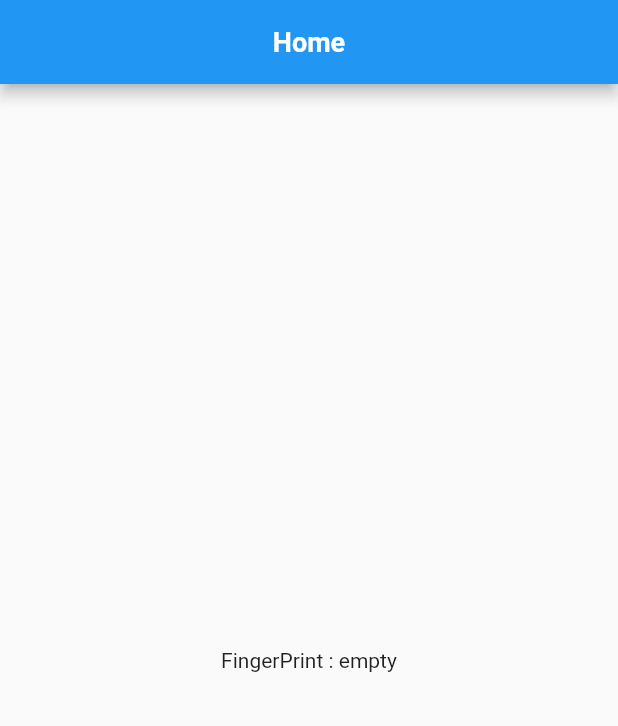
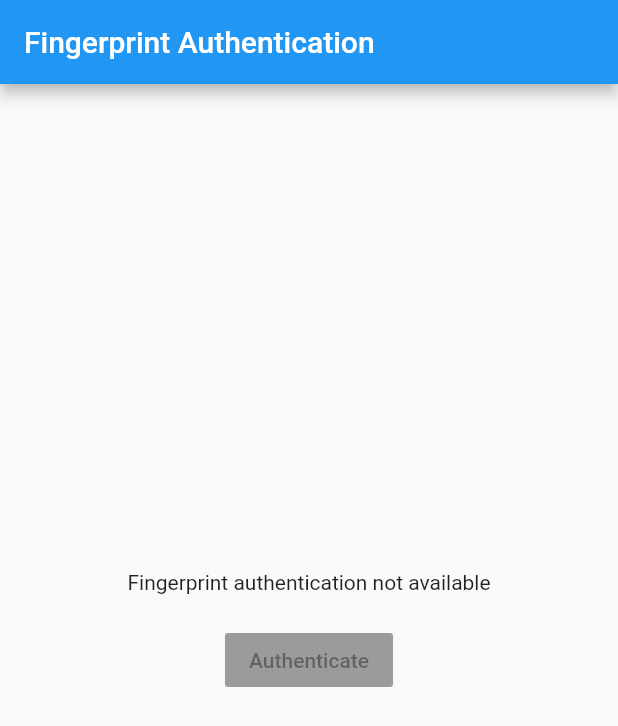
Before and after one commit to waleed750/tab_cash, a Flutter app: the screen it shows after launch, on a phone screen of 412 x 824 dp. Shown: the top 726 px of the screen. Run offline on Flutter 3.47's test engine with Material 2 defaults, Android fonts, the phone set to English and light mode, and no system bars; our stand-ins replace bloc, dio, equatable, flutter_bloc, internet_connection_checker, local_auth.

Commit message:
finger print and themes added

```diff
--- a/tab_cash_orange/lib/config/routes/app_routes.dart
+++ b/tab_cash_orange/lib/config/routes/app_routes.dart
@@ -1,6 +1,7 @@
 import 'package:flutter/material.dart';
 import 'package:flutter_bloc/flutter_bloc.dart';
 import 'package:tab_cash_orange/features/authentication/presentation/cubit/authentication_cubit.dart';
+import 'package:tab_cash_orange/features/authentication/presentation/screens/finger_print_screen.dart';
 import 'package:tab_cash_orange/features/authentication/presentation/screens/home_screen.dart';
 
 import '../../core/utils/app_strings.dart';
@@ -22,7 +23,7 @@ class AppRoutes {
         return MaterialPageRoute(
             builder: (context) => BlocProvider(
               create: (context) => AuthenticationCubit() ,
-              child: const HomeScreen(),
+              child: FingerprintScreen(),
         ));
       default:
         return onUndefinedRoute();
--- /dev/null
+++ b/tab_cash_orange/lib/config/themes/app_themes.dart
@@ -0,0 +1,6 @@
+
+import 'package:flutter/material.dart';
+
+ThemeData appTheme = ThemeData(
+
+);
--- /dev/null
+++ b/tab_cash_orange/lib/features/authentication/presentation/screens/finger_print_screen.dart
@@ -0,0 +1,118 @@
+import 'package:flutter/material.dart';
+import 'package:flutter/services.dart';
+import 'package:local_auth/local_auth.dart';
+
+class FingerprintScreen extends StatefulWidget {
+  @override
+  _FingerprintScreenState createState() => _FingerprintScreenState();
+}
+
+class _FingerprintScreenState extends State<FingerprintScreen> {
+  final LocalAuthentication _localAuthentication = LocalAuthentication();
+  bool _isFingerprintEnabled = false;
+  String _authError = '';
+  var _availableBiometrics;
+
+  Future<void> _checkBiometrics() async {
+    bool canCheckBiometrics;
+    try {
+
+      canCheckBiometrics = await _localAuthentication.canCheckBiometrics;
+
+    } catch (e) {
+
+      setState(() {
+        _authError = 'Error: $e';
+      });
+
+      return;
+    }
+
+    setState(() {
+      _isFingerprintEnabled = canCheckBiometrics;
+    });
+  }
+
+  Future<void> _authenticate() async {
+    bool isAuthenticated = false;
+
+    try {
+      isAuthenticated = await _localAuthentication.authenticate(
+        localizedReason: 'Please authenticate to access your account',
+
+        options: const AuthenticationOptions(
+          stickyAuth: true ,
+          useErrorDialogs: true
+        )
+
+      );
+      print("Loaded");
+    } catch (e) {
+      setState(() {
+        _authError = 'Error: $e';
+        print(_authError);
+      });
+      return;
+    }
+
+    if (isAuthenticated) {
+      // Fingerprint authentication successful
+
+      // }
+     await _getAvailableBiometric();
+    } else {
+      setState(() {
+        _authError = 'Authentication failed';
+      });
+    }
+  }
+
+  Future<void> _getAvailableBiometric() async {
+  List<BiometricType> availableBiometric;
+
+  try{
+
+    availableBiometric = await _localAuthentication.getAvailableBiometrics();
+    setState(() {
+    _availableBiometrics = availableBiometric;
+  });
+
+  } on PlatformException catch (e){
+    print(e);
+  }
+
+}
+  @override
+  void initState() {
+    super.initState();
+    _checkBiometrics();
+  }
+
+  @override
+  Widget build(BuildContext context) {
+    return Scaffold(
+      appBar: AppBar(
+        title: Text('Fingerprint Authentication'),
+      ),
+      body: Center(
+        child: Column(
+          mainAxisAlignment: MainAxisAlignment.center,
+          children: [
+            Text(
+              _isFingerprintEnabled
+                  ? 'Fingerprint authentication enabled'
+                  : 'Fingerprint authentication not available',
+            ),
+            SizedBox(height: 20),
+            RaisedButton(
+              onPressed: _isFingerprintEnabled ? _authenticate : null,
+              child: Text('Authenticate'),
+            ),
+            SizedBox(height: 20),
+            Text(_authError),
+          ],
+        ),
+      ),
+    );
+  }
+}
--- a/tab_cash_orange/pubspec.yaml
+++ b/tab_cash_orange/pubspec.yaml
@@ -23,6 +23,7 @@ dependencies:
   flutter_svg: ^1.1.6
   get_it: ^7.2.0
   internet_connection_checker: ^0.0.1+4
+  local_auth: ^2.1.6
   shared_preferences: ^2.0.17
 
 dev_dependencies:
```
Also changed, not shown: tab_cash_orange/pubspec.lock, 6 other files.
